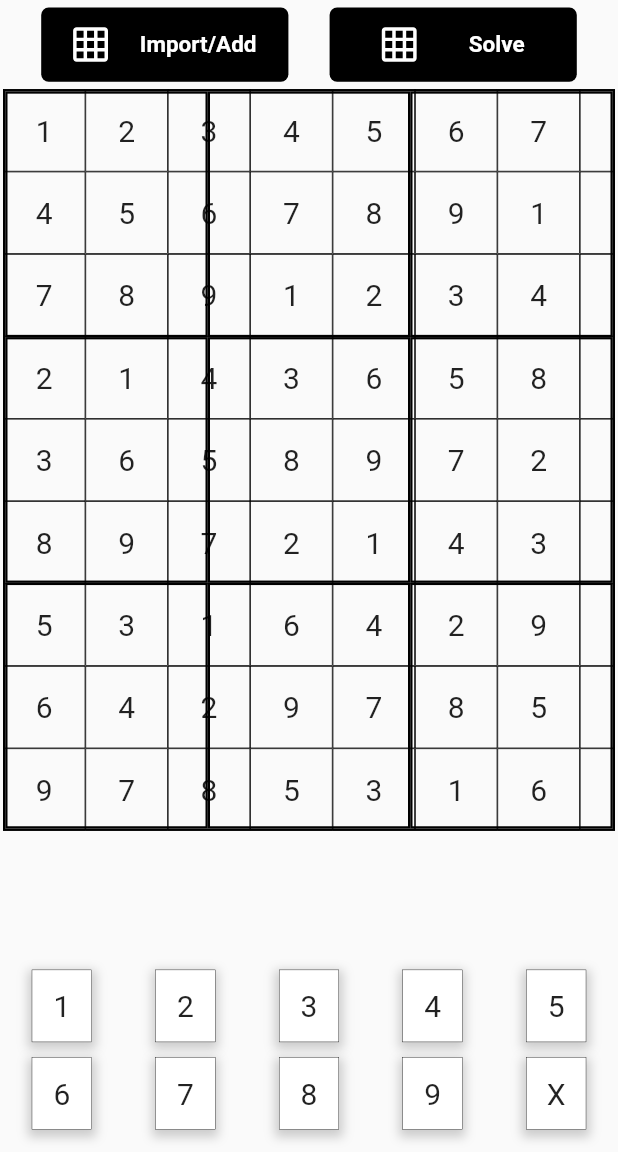
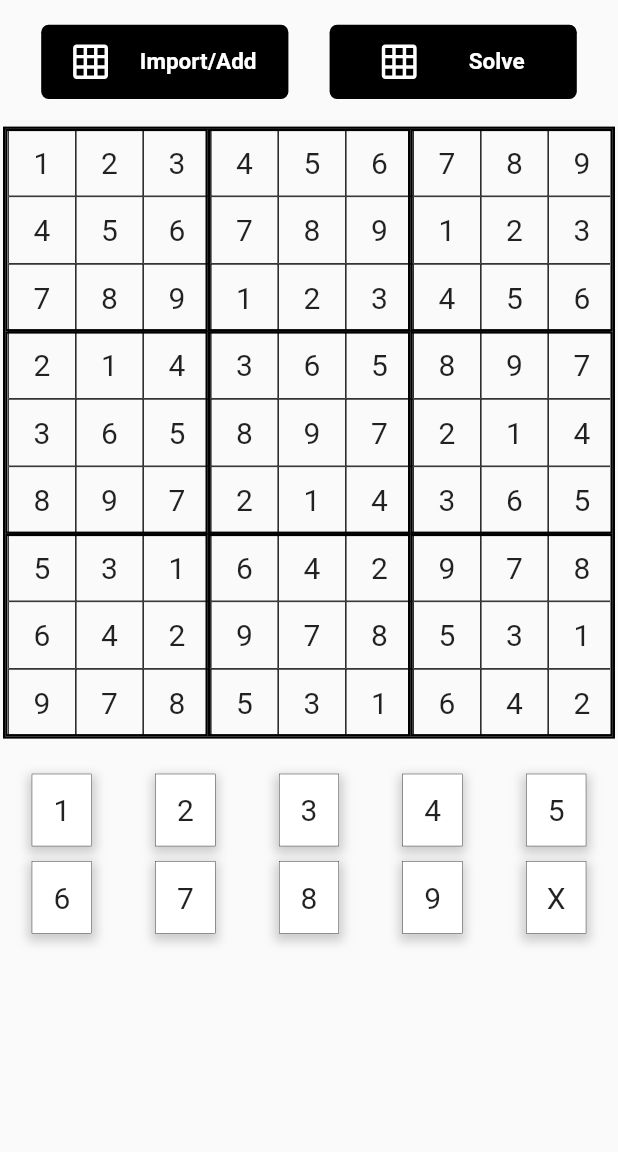
Before and after one commit to mohanish2504/SudokuSolver, a Flutter app: the screen it shows after launch, after a tap on "Solve", on a phone screen of 412 x 824 dp, the part 84-1236 px from its top. Run offline on Flutter 3.47's test engine with Material 2 defaults, Android fonts, the light colour scheme and no system bars; our stand-ins replace dio, flutter_svg, image_picker, toast; missing offline and left inert: adobe_xd.

Commit message:
Changed Layout - Fixed Aspect Ration of Board

```diff
--- a/lib/main.dart
+++ b/lib/main.dart
@@ -17,10 +17,6 @@ var selected_unit;
 var sudoku = List.generate(row, (i) => List(col), growable: false);
 SudokuGrid sudokuState;
 
-
-
-
-
 void main() {
   selected_row = null;
   selected_col = null;
@@ -35,6 +31,7 @@ class MyApp extends StatefulWidget {
     return MyAppState();
   }
 }
+
 class MyAppState extends State<MyApp> {
   File file;
   final url = Uri.parse("http://192.168.31.59:8888/");
@@ -63,11 +60,13 @@ class Body extends StatefulWidget {
     return BodyState();
   }
 }
+
 class BodyState extends State<Body> {
   File file;
   final url = Uri.parse("http://192.168.31.59:8888/");
   int len = 9;
-  var newsudoku = List.generate(9, (i) => List.generate(9,(j) => 0), growable: false);
+  var newsudoku =
+      List.generate(9, (i) => List.generate(9, (j) => 0), growable: false);
 
   // Backend Utils
 
@@ -89,6 +88,7 @@ class BodyState extends State<Body> {
       },
     );
   }
+
   void _upload(context) async {
     if (file == null) return;
     Dio dio = new Dio();
@@ -117,18 +117,17 @@ class BodyState extends State<Body> {
         numberList.forEach((element) {
           r = (pointer / len).floor();
           c = pointer % len;
-              sudoku[r][c] = element.toString()=='0'?null:element;
-              pointer+=1;
+          sudoku[r][c] = element.toString() == '0' ? null : element;
+          pointer += 1;
         });
-            setState(() {
-
-            });
-          }else{
-            Toast.show('Error! could not load sudoku', context,duration: Toast.LENGTH_LONG, gravity:  Toast.BOTTOM);
+        setState(() {});
+      } else {
+        Toast.show('Error! could not load sudoku', context,
+            duration: Toast.LENGTH_LONG, gravity: Toast.BOTTOM);
+      }
+    }).catchError((error) => print(error));
   }
 
-    }).catchError((error) => print(error));
-  }
   void _imgFromCamera(context) async {
     PickedFile imgfile;
     imgfile = (await ImagePicker().getImage(source: ImageSource.camera));
@@ -139,6 +138,7 @@ class BodyState extends State<Body> {
     _upload(context);
     // setState(() {});
   }
+
   void _imgFromGallery(context) async {
     PickedFile imgfile;
     imgfile = (await ImagePicker().getImage(source: ImageSource.gallery));
@@ -149,6 +149,7 @@ class BodyState extends State<Body> {
     _upload(context);
     // setState(() {});
   }
+
   void _showPicker(context) {
     showModalBottomSheet(
         context: context,
@@ -183,7 +184,8 @@ class BodyState extends State<Body> {
 
   bool Solver() {
     print('Solving');
-    newsudoku = List.generate(9, (i) => List.generate(9,(j) => 0), growable: false);
+    newsudoku =
+        List.generate(9, (i) => List.generate(9, (j) => 0), growable: false);
     for (int r = 0; r < len; r++) {
       for (int c = 0; c < len; c++) {
         if (sudoku[r][c] != null) {
@@ -197,30 +199,37 @@ class BodyState extends State<Body> {
     bool res = solve();
     return res;
   }
-  bool checkRow(r,n){
-    for(int i  = 0;i<len;i++){
-      if(newsudoku[r][i]==n)return false;
+
+  bool checkRow(r, n) {
+    for (int i = 0; i < len; i++) {
+      if (newsudoku[r][i] == n) return false;
     }
     return true;
   }
-  bool checkCol(c,n){
-    for(int i  = 0;i<len;i++){
-      if(newsudoku[i][c]==n)return false;
+
+  bool checkCol(c, n) {
+    for (int i = 0; i < len; i++) {
+      if (newsudoku[i][c] == n) return false;
     }
     return true;
   }
-  int getRange(x){
-    if (x <= 2) return 0;
-    else if (x <= 5) return 3;
-    else return 6;
+
+  int getRange(x) {
+    if (x <= 2)
+      return 0;
+    else if (x <= 5)
+      return 3;
+    else
+      return 6;
   }
-  bool checkGrid(int curr_row,int curr_col,int n){
+
+  bool checkGrid(int curr_row, int curr_col, int n) {
     int row_range = getRange(curr_row);
     int col_range = getRange(curr_col);
 
-    for(int i = row_range;i<row_range+3;i++){
-      for(int j = col_range;j<col_range+3;j++){
-        if(n == newsudoku[i][j]){
+    for (int i = row_range; i < row_range + 3; i++) {
+      for (int j = col_range; j < col_range + 3; j++) {
+        if (n == newsudoku[i][j]) {
           return false;
         }
       }
@@ -228,11 +237,13 @@ class BodyState extends State<Body> {
 
     return true;
   }
+
   List<int> loc = [0, 0];
-  bool emptyPlace(){
-    for(int i = 0;i<len;i++){
-      for(int j=0;j<len;j++){
-        if(newsudoku[i][j] == 0 ){
+
+  bool emptyPlace() {
+    for (int i = 0; i < len; i++) {
+      for (int j = 0; j < len; j++) {
+        if (newsudoku[i][j] == 0) {
           loc[0] = i;
           loc[1] = j;
           return true;
@@ -241,26 +252,26 @@ class BodyState extends State<Body> {
     }
     return false;
   }
-  bool safe(int r,int c,int n){
 
+  bool safe(int r, int c, int n) {
     return checkCol(c, n) &&
         checkGrid(r, c, n) &&
         checkRow(r, n) &&
         newsudoku[r][c] == 0;
+  }
 
-  }
   bool solve() {
-    loc = [0,0];
-    if(!emptyPlace()){
+    loc = [0, 0];
+    if (!emptyPlace()) {
       return true;
     }
-    int r,c;
+    int r, c;
     r = loc[0];
     c = loc[1];
-    for(int n = 1;n<=len;n++){
-      if(safe(r, c, n)){
+    for (int n = 1; n <= len; n++) {
+      if (safe(r, c, n)) {
         newsudoku[r][c] = n;
-        if(solve()) return true;
+        if (solve()) return true;
         newsudoku[r][c] = 0;
       }
     }
@@ -287,7 +298,7 @@ class BodyState extends State<Body> {
               crossAxisAlignment: CrossAxisAlignment.stretch,
               children: <Widget>[
                 SizedBox(
-                  height: 5,
+                  height: MediaQuery.of(context).size.height * 0.02,
                 ),
                 Row(
                   mainAxisAlignment: MainAxisAlignment.spaceEvenly,
@@ -305,34 +316,46 @@ class BodyState extends State<Body> {
                     Center(
                         child: InkWell(
                             onTap: () {
-                              if(Solver()){
+                              if (Solver()) {
                                 setState(() {
-                                  sudoku=newsudoku;
+                                  sudoku = newsudoku;
                                 });
-                              }else{
+                              } else {
                                 print('false');
-                                Toast.show('Invalid Sudoku',context,duration: Toast.LENGTH_LONG,);
+                                Toast.show(
+                                  'Invalid Sudoku',
+                                  context,
+                                  duration: Toast.LENGTH_LONG,
+                                );
                               }
                             },
                             child: getSolverButton(context))),
                   ],
                 ),
                 SizedBox(
-                  height: 5,
+                  height: MediaQuery.of(context).size.height * 0.02,
                 ),
-                Stack(
+                AspectRatio(
+                    aspectRatio: 1,
+                    child: Container(
+                      margin: EdgeInsets.all(2),
+                      decoration: BoxDecoration(
+                        border: Border.all(width: 1.5)
+                      ),
+                      child:Stack(
                         children: [
                           Sudoku(),
                           IgnorePointer(
                             child: SudokuLayout(),
+                          ),
+                        ],
+                      ) ,
                     )
-                  ],
                 ),
-                Spacer(),
+                SizedBox(
+                  height: MediaQuery.of(context).size.height * 0.02,
+                ),
                 Buttons(),
-                SizedBox(
-                  height: 10,
-                )
               ],
             ),
           ),
@@ -347,6 +370,7 @@ class Sudoku extends StatefulWidget {
     return SudokuGrid();
   }
 }
+
 class SudokuGrid extends State<Sudoku> {
   double outerwidth = 1.5, innerborderwidth = 1.5, cell_width = 0.5;
 
@@ -360,8 +384,10 @@ class SudokuGrid extends State<Sudoku> {
   @override
   Widget build(BuildContext context) {
     // TODO: implement build
+    double cardWidth = MediaQuery.of(context).size.width;
+    double cardHeight = MediaQuery.of(context).size.height * 0.6;
     return Container(
-      height: MediaQuery.of(context).size.height * 0.6,
+      height: MediaQuery.of(context).size.height * .6,
       width: MediaQuery.of(context).size.width,
       margin: EdgeInsets.only(left: 2, right: 2),
       child: GridView.builder(
@@ -372,6 +398,7 @@ class SudokuGrid extends State<Sudoku> {
         itemCount: 81,
         scrollDirection: Axis.horizontal,
         shrinkWrap: true,
+        physics: new NeverScrollableScrollPhysics(),
       ),
     );
   }
@@ -419,7 +446,6 @@ class Buttons extends StatefulWidget {
     return ButtonsState();
   }
 }
-
 class ButtonsState extends State<Buttons> {
   var buttonList = ['1', '2', '3', '4', '5', '6', '7', '8', '9', 'X'];
 
@@ -535,6 +561,7 @@ class ButtonsState extends State<Buttons> {
     );
   }
 }
+
 class SudokuLayout extends StatelessWidget {
   double outerwidth = 1.5, innerborderwidth = 1.5, cell_width = 0.5;
 
@@ -542,84 +569,21 @@ class SudokuLayout extends StatelessWidget {
   Widget build(BuildContext context) {
     // TODO: implement build
 
+    return AspectRatio(
+      aspectRatio: 1,
+      child: GridView.builder(
+        gridDelegate:
+            SliverGridDelegateWithFixedCrossAxisCount(crossAxisCount: 3),
+        itemBuilder: (context, index) {
           return Container(
-        margin: EdgeInsets.only(left: 2, right: 2),
-        width: MediaQuery.of(context).size.width,
-        height: MediaQuery.of(context).size.height * 0.6,
             decoration: BoxDecoration(
-            border: Border.all(color: Colors.black, width: outerwidth)),
-        child: Column(
-          children: [
-            Expanded(
-                child: Row(
-              children: [
-                Expanded(
-                    child: Container(
-                  decoration: BoxDecoration(
-                      border: Border.all(
-                          color: Colors.black, width: innerborderwidth)),
-                )),
-                Expanded(
-                    child: Container(
-                  decoration: BoxDecoration(
-                      border: Border.all(
-                          color: Colors.black, width: innerborderwidth)),
-                )),
-                Expanded(
-                    child: Container(
-                  decoration: BoxDecoration(
-                      border: Border.all(
-                          color: Colors.black, width: innerborderwidth)),
-                )),
-              ],
-            )),
-            Expanded(
-                child: Row(
-              children: [
-                Expanded(
-                    child: Container(
-                  decoration: BoxDecoration(
-                      border: Border.all(
-                          color: Colors.black, width: innerborderwidth)),
-                )),
-                Expanded(
-                    child: Container(
-                  decoration: BoxDecoration(
-                      border: Border.all(
-                          color: Colors.black, width: innerborderwidth)),
-                )),
-                Expanded(
-                    child: Container(
-                  decoration: BoxDecoration(
-                      border: Border.all(
-                          color: Colors.black, width: innerborderwidth)),
-                )),
-              ],
-            )),
-            Expanded(
-                child: Row(
-              children: [
-                Expanded(
-                    child: Container(
-                  decoration: BoxDecoration(
-                      border: Border.all(
-                          color: Colors.black, width: innerborderwidth)),
-                )),
-                Expanded(
-                    child: Container(
-                  decoration: BoxDecoration(
-                      border: Border.all(
-                          color: Colors.black, width: innerborderwidth)),
-                )),
-                Expanded(
-                    child: Container(
-                  decoration: BoxDecoration(
-                      border: Border.all(
-                          color: Colors.black, width: innerborderwidth)),
-                )),
-              ],
-            )),
-          ],
-        ));
+              border: Border.all(width: 1.5),
+            ),
+          );
+        },
+        itemCount: 9,
+        scrollDirection: Axis.vertical,
+      ),
+    );
   }
 }
```
Lines whose indentation alone changed are shown as unchanged.
